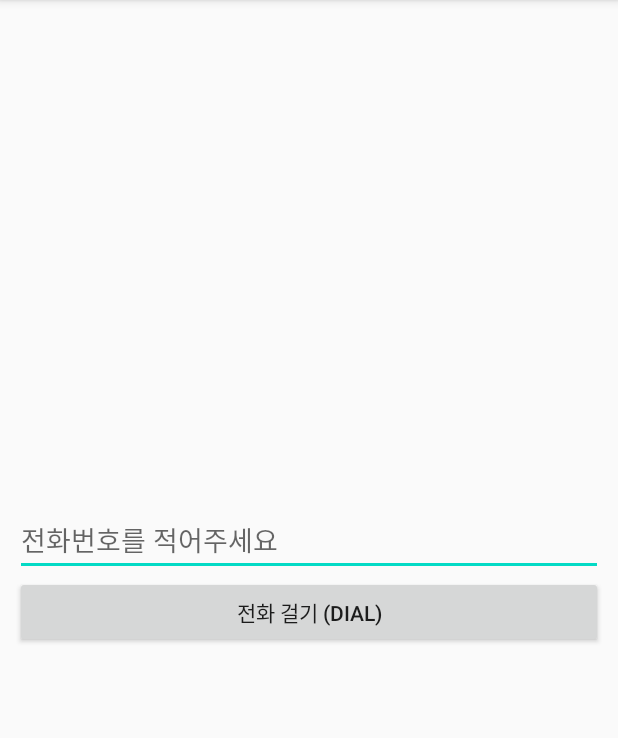
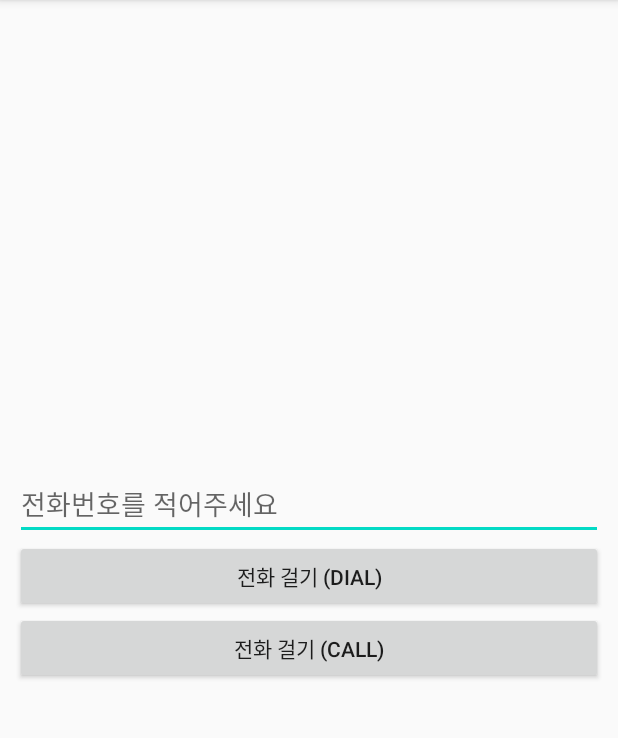
Before and after one commit to cho881020/AndroindIntent_20200530, an Android app: the screen it shows after launch (MainActivity), on a phone screen of 412 x 824 dp, the part 84-822 px from its top. Run offline under Robolectric (Android 15) with nearby library versions, the phone set to English and light mode, and no system bars.

Commit message:
실제 전화 연결 CALL 액션 테스트  => 권한 획득 못해서 앱이 강제종료됨

```diff
--- a/app/src/main/res/layout/activity_main.xml
+++ b/app/src/main/res/layout/activity_main.xml
@@ -22,4 +22,10 @@
         android:layout_height="wrap_content"
         android:text="전화 걸기 (DIAL)" />
 
+    <Button
+        android:id="@+id/callBtn"
+        android:layout_width="match_parent"
+        android:layout_height="wrap_content"
+        android:text="전화 걸기 (CALL)" />
+
 </LinearLayout>
```
Also changed, not shown: app/src/main/java/kr/co/tjoeun/androindintent_20200530/MainActivity.kt (+15 -0 lines).
